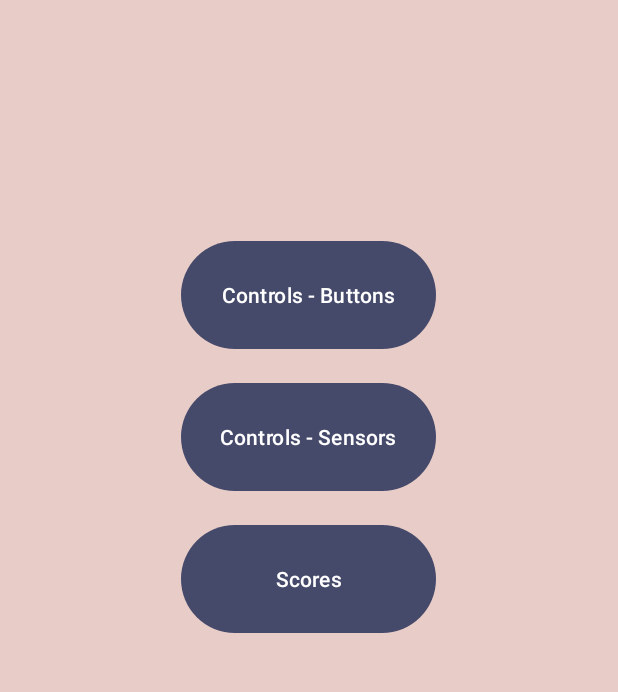
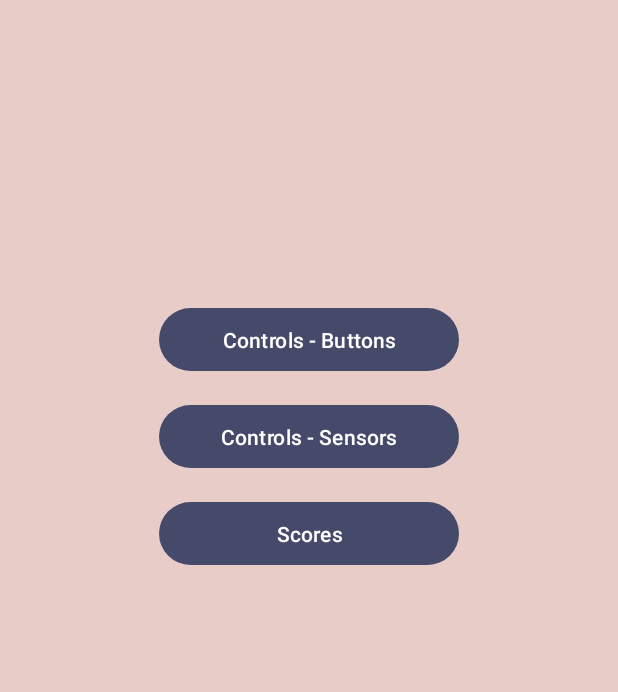
Before and after one commit to idunsky855/Paper-Ball, an Android app: the screen it shows after launch (MenuActivity), on a phone screen of 412 x 824 dp, the part 361-1053 px from its top. Run offline under Robolectric (Android 15) with nearby library versions, the phone set to English and light mode, and no system bars.

Commit message:
theres a bug in the HighScores Table activity

```diff
--- a/app/src/main/java/com/example/paperball/HighScoresTableActivity.kt
+++ b/app/src/main/java/com/example/paperball/HighScoresTableActivity.kt
@@ -29,7 +29,6 @@ class HighScoresTableActivity : AppCompatActivity() {
 
     private fun initViews() {
         highscoresFragment = HighscoresFragment()
-
         supportFragmentManager.beginTransaction().add(R.id.main_FRAME_scores, highscoresFragment).commit()
 
         highscoresFragment.highscoresCallback = object : Callback_HighscoresCallback {
@@ -37,7 +36,6 @@ class HighScoresTableActivity : AppCompatActivity() {
         }
 
         mapFragment = MapsFragment()
-
         supportFragmentManager.beginTransaction().add(R.id.main_FRAME_map, mapFragment).commit()
 
         table_BTN_menu.setOnClickListener{
--- a/app/src/main/java/com/example/paperball/fragments/HighscoresFragment.kt
+++ b/app/src/main/java/com/example/paperball/fragments/HighscoresFragment.kt
@@ -1,6 +1,7 @@
 package com.example.paperball.fragments
 
 import android.os.Bundle
+import android.util.Log
 import androidx.fragment.app.Fragment
 import android.view.LayoutInflater
 import android.view.View
@@ -29,13 +30,11 @@ class HighscoresFragment : Fragment(){
         binding=FragmentHighscoresBinding.inflate(inflater,container,false)
         val view=binding.root
         val scoreList= SharedPreferencesManager.getInstance().getScoreListFromSP()
-
         val scoreAdapter= ScoreAdapter(scoreList.scoresArrayList)
-        scoreAdapter.callback_ScoreCallback=object : Callback_ScoreCallback {
+        scoreAdapter.callback_ScoreCallback = object : Callback_ScoreCallback {
             override fun scoreClicked(score: Score, position: Int) {
                 highscoresCallback?.getLocation(score.lat,score.lon)
             }
-
         }
         binding.scoresRVTable.adapter=scoreAdapter
 
--- a/app/src/main/java/com/example/paperball/utilities/SharedPreferencesManager.kt
+++ b/app/src/main/java/com/example/paperball/utilities/SharedPreferencesManager.kt
@@ -22,7 +22,7 @@ class SharedPreferencesManager private constructor(context: Context) {
 
         fun getInstance(): SharedPreferencesManager {
             return instance
-                ?: throw IllegalStateException("SharedPreferencesManagerV3 must be initialized by calling init(context) before use.")
+                ?: throw IllegalStateException("SharedPreferencesManager must be initialized by calling init(context) before use.")
         }
     }
 
@@ -44,7 +44,7 @@ class SharedPreferencesManager private constructor(context: Context) {
         if (scoreListString.isEmpty()){
             return ScoreList()
         }
-        scorelist=gson.fromJson(scoreListString, ScoreList::class.java)
+        scorelist = gson.fromJson(scoreListString, ScoreList::class.java)
 
         return scorelist
     }
--- a/app/src/main/java/com/example/paperball/utilities/SignalManager.kt
+++ b/app/src/main/java/com/example/paperball/utilities/SignalManager.kt
@@ -43,7 +43,7 @@ class SignalManager private constructor(context: Context) {
                 .makeText(
                     context,
                     text,
-                    Toast.LENGTH_LONG
+                    Toast.LENGTH_SHORT
                 ).show()
         }
     }
--- a/app/src/main/res/layout/activity_game_ended.xml
+++ b/app/src/main/res/layout/activity_game_ended.xml
@@ -24,8 +24,9 @@
 
     <LinearLayout
         android:id="@+id/ended_LL_buttons"
-        android:layout_width="wrap_content"
+        android:layout_width="match_parent"
         android:layout_height="wrap_content"
+        android:gravity="center"
         android:layout_alignParentBottom="true"
         android:layout_centerHorizontal="true"
         android:layout_marginBottom="200dp"
--- a/app/src/main/res/layout/activity_high_scores_table.xml
+++ b/app/src/main/res/layout/activity_high_scores_table.xml
@@ -26,7 +26,8 @@
 
     <FrameLayout
         android:layout_width="match_parent"
-        android:layout_height="wrap_content">
+        android:layout_height="wrap_content"
+        android:layout_weight="0.1">
 
         <RelativeLayout
             android:layout_width="match_parent"
--- a/app/src/main/res/layout/activity_menu.xml
+++ b/app/src/main/res/layout/activity_menu.xml
@@ -41,7 +41,6 @@
             android:layout_width="@dimen/default_btn_width"
             android:layout_height="@dimen/default_btn_height"
             android:layout_margin="@dimen/default_btn_margin"
-            android:layout_weight="1"
             android:text="Controls - Buttons"
             app:backgroundTint="@color/night_blue"/>
 
@@ -50,7 +49,6 @@
             android:layout_width="@dimen/default_btn_width"
             android:layout_height="@dimen/default_btn_height"
             android:layout_margin="@dimen/default_btn_margin"
-            android:layout_weight="1"
             android:text="Controls - Sensors"
             app:backgroundTint="@color/night_blue"/>
 
@@ -59,7 +57,6 @@
             android:layout_width="@dimen/default_btn_width"
             android:layout_height="@dimen/default_btn_height"
             android:layout_margin="@dimen/default_btn_margin"
-            android:layout_weight="1"
             android:text="Scores"
             app:backgroundTint="@color/night_blue"/>
     </LinearLayout>
--- a/app/src/main/res/values/dimens.xml
+++ b/app/src/main/res/values/dimens.xml
@@ -14,7 +14,7 @@
     <dimen name="default_paper_width">70dp</dimen>
     <dimen name="default_btn_margin">7dp</dimen>
     <dimen name="default_btn_height">50dp</dimen>
-    <dimen name="default_btn_width">170dp</dimen>
+    <dimen name="default_btn_width">200dp</dimen>
     <dimen name="default_linearLayout_horizontal_margin">60dp</dimen>
     <dimen name="menu_LL_top_margin">390dp</dimen>
     <dimen name="menu_LL_bottom_margin">150dp</dimen>
```
Also changed, not shown: app/src/main/AndroidManifest.xml (+1 -12 lines), app/src/main/java/com/example/paperball/GameEndedActivity.kt (+10 -8 lines), app/src/main/res/layout/fragment_highscores.xml (+4 -3 lines).
